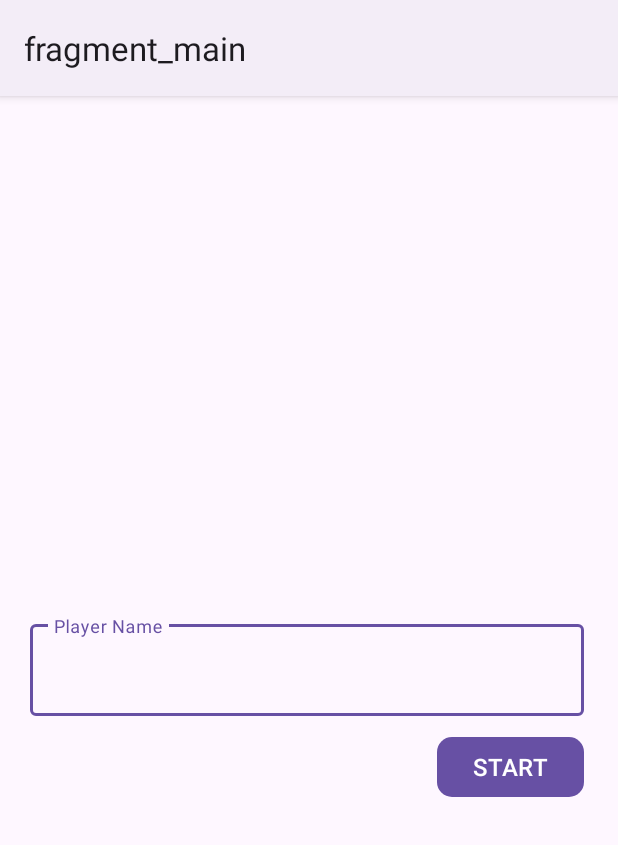
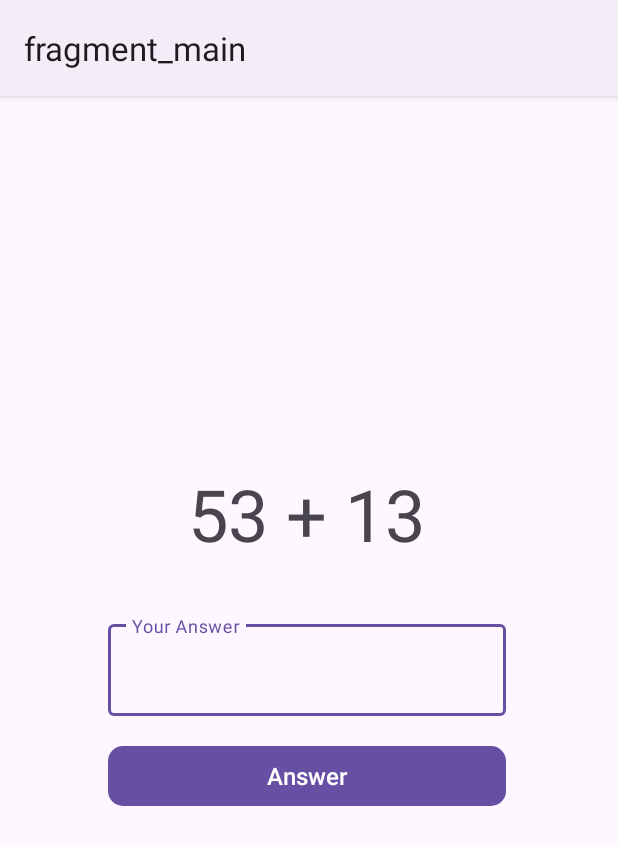
Before and after one commit to yuveex/Adv160421075_Week2, an Android app: the screen it shows after launch (MainActivity), on a phone screen of 412 x 824 dp. Shown: the top 845 px of the screen. Run offline under Robolectric (Android 15) with nearby library versions, the phone set to English and light mode, and no system bars; our stand-ins replace navigation-ui.

Commit message:
Update Game

```diff
--- a/Adv160421075Week2/app/src/main/java/com/ubaya/adv160421075week2/MainFragment.kt
+++ b/Adv160421075Week2/app/src/main/java/com/ubaya/adv160421075week2/MainFragment.kt
@@ -21,11 +21,14 @@ private const val ARG_PARAM2 = "param2"
 class MainFragment : Fragment() {
     private lateinit var binding: FragmentMainBinding
 
+    private var playerScore = 0
+
     override fun onCreateView(
         inflater: LayoutInflater, container: ViewGroup?,
         savedInstanceState: Bundle?
     ): View? {
         // Inflate the layout for this fragment
+        playerScore = 0
 
         binding = FragmentMainBinding.inflate(inflater, container, false)
         return binding.root
@@ -35,10 +38,30 @@ class MainFragment : Fragment() {
 
     override fun onViewCreated(view: View, savedInstanceState: Bundle?) {
         super.onViewCreated(view, savedInstanceState)
-        binding.buttonStart.setOnClickListener{
-            val playerName = binding.txtName.text.toString()
-            val action = MainFragmentDirections.actionMainFragmentToGameFragment(playerName)
-            Navigation.findNavController(it).navigate(action)
+        playerScore = 0
+        var number1 = (0..100).random()
+        var number2 = (0..100).random()
+
+        binding.txtQuestion.text = "$number1 + $number2"
+
+        binding.buttonAnswer.setOnClickListener{
+//            val playerName = binding.txtName.text.toString()
+//            val action = MainFragmentDirections.actionMainFragmentToGameFragment(playerName)
+//            Navigation.findNavController(it).navigate(action)
+
+            var playerAnswer = binding.txtAnswer.text.toString()
+
+            if(playerAnswer.toInt() == (number1+number2)){
+                playerScore += 1
+                number1 = (0..100).random()
+                number2 = (0..100).random()
+                binding.txtQuestion.text = "$number1 + $number2"
+                binding.txtAnswer.setText("")
+            }
+            else{
+                val action = MainFragmentDirections.actionMainFragmentToGameFragment(playerScore.toString())
+                Navigation.findNavController(it).navigate(action)
+            }
         }
     }
 }
--- a/Adv160421075Week2/app/src/main/res/layout/fragment_main.xml
+++ b/Adv160421075Week2/app/src/main/res/layout/fragment_main.xml
@@ -14,30 +14,46 @@
             android:id="@+id/textInputLayout"
             android:layout_width="0dp"
             android:layout_height="wrap_content"
-            android:layout_marginStart="20dp"
-            android:layout_marginEnd="20dp"
+            android:layout_marginStart="72dp"
+            android:layout_marginEnd="72dp"
             app:layout_constraintBottom_toBottomOf="parent"
             app:layout_constraintEnd_toEndOf="parent"
             app:layout_constraintStart_toStartOf="parent"
             app:layout_constraintTop_toTopOf="parent">
 
             <com.google.android.material.textfield.TextInputEditText
-                android:id="@+id/txtName"
+                android:id="@+id/txtAnswer"
                 android:layout_width="match_parent"
                 android:layout_height="61dp"
-                android:hint="Player Name" />
+                android:hint="Your Answer" />
         </com.google.android.material.textfield.TextInputLayout>
 
         <Button
-            android:id="@+id/buttonStart"
-            android:layout_width="wrap_content"
+            android:id="@+id/buttonAnswer"
+            android:layout_width="0dp"
             android:layout_height="wrap_content"
-            android:layout_marginTop="10dp"
-            android:layout_marginEnd="20dp"
-            android:text="START"
+            android:layout_marginStart="72dp"
+            android:layout_marginTop="16dp"
+            android:layout_marginEnd="72dp"
+            android:text="Answer"
             android:textSize="16sp"
             app:cornerRadius="10dp"
             app:layout_constraintEnd_toEndOf="parent"
+            app:layout_constraintStart_toStartOf="parent"
             app:layout_constraintTop_toBottomOf="@+id/textInputLayout" />
+
+        <TextView
+            android:id="@+id/txtQuestion"
+            android:layout_width="wrap_content"
+            android:layout_height="wrap_content"
+            android:layout_marginBottom="36dp"
+            android:text="16 + 14"
+            android:textSize="48sp"
+            app:layout_constraintBottom_toTopOf="@+id/textInputLayout"
+            app:layout_constraintEnd_toEndOf="parent"
+            app:layout_constraintHorizontal_bias="0.498"
+            app:layout_constraintStart_toStartOf="parent"
+            app:layout_constraintTop_toTopOf="parent"
+            app:layout_constraintVertical_bias="1.0" />
     </androidx.constraintlayout.widget.ConstraintLayout>
 </FrameLayout>
--- a/Adv160421075Week2/app/src/main/res/navigation/game_navigation.xml
+++ b/Adv160421075Week2/app/src/main/res/navigation/game_navigation.xml
@@ -24,7 +24,7 @@
             android:id="@+id/action_gameFragment_to_mainFragment"
             app:destination="@id/mainFragment" />
         <argument
-            android:name="player_name"
+            android:name="player_score"
             app:argType="string" />
     </fragment>
 </navigation>
```
Also changed, not shown: Adv160421075Week2/app/src/main/java/com/ubaya/adv160421075week2/GameFragment.kt (+9 -4 lines), Adv160421075Week2/app/src/main/res/layout/fragment_game.xml (+20 -6 lines).
